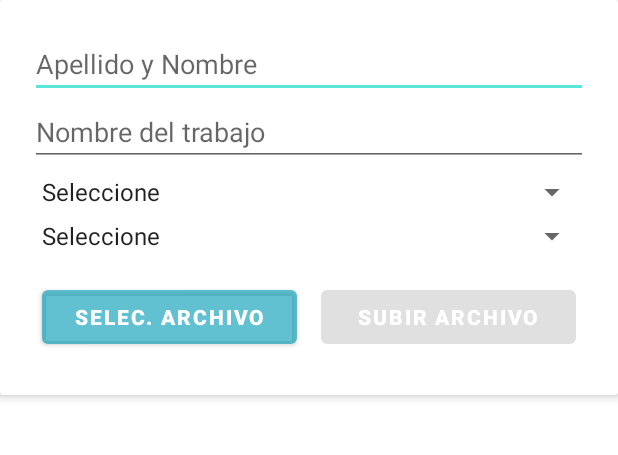
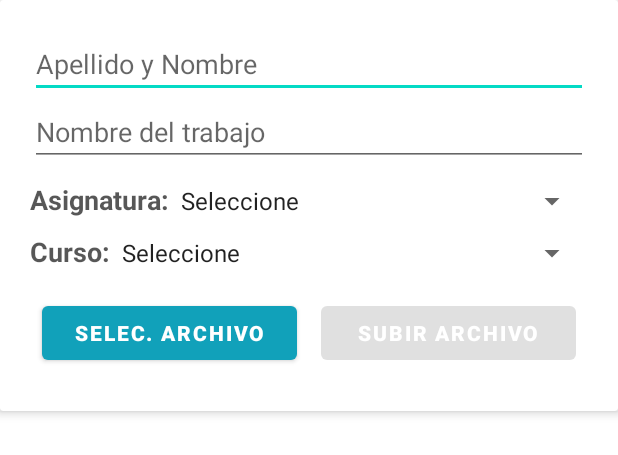
Before and after one commit to exechoko/appTarso, an Android app: the layout agregar_trabajo.xml on its own in the app's theme, with its tools: preview values and no code run, on a phone screen of 412 x 824 dp. Shown: the top 455 px of the screen. Run offline under Robolectric (Android 15) with nearby library versions, the phone set to English and light mode, and no system bars.

Commit message:
modificado el custom dialog para agregar un trabajo

```diff
--- a/app/src/main/java/com/example/tarso/MenuEstudiantesActivity.java
+++ b/app/src/main/java/com/example/tarso/MenuEstudiantesActivity.java
@@ -311,7 +311,7 @@ public class MenuEstudiantesActivity extends AppCompatActivity {
         progressDialog.setTitle("Subir archivo");
         progressDialog.show();
 
-        StorageReference reference = storageReference.child("materia/" + System.currentTimeMillis() + ".pdf");
+        StorageReference reference = storageReference.child(mat +"/" + edtNombreTrabajo.getText().toString() + ".pdf");
 
         reference.putFile(data)
                 .addOnSuccessListener(new OnSuccessListener<UploadTask.TaskSnapshot>() {
@@ -327,8 +327,6 @@ public class MenuEstudiantesActivity extends AppCompatActivity {
                         String thisDate = currentDate.format(todayDate);
 
                         document = new Documentos(edtNombreTrabajo.getText().toString(), cur, mat, thisDate, edtNombreCreador.getText().toString(), uri.toString(), id);
-
-
 
                         Toast.makeText(MenuEstudiantesActivity.this, "Archivo subido correctamente", Toast.LENGTH_SHORT).show();
                         progressDialog.dismiss();
--- a/app/src/main/res/layout/activity_menu_estudiantes.xml
+++ b/app/src/main/res/layout/activity_menu_estudiantes.xml
@@ -10,7 +10,8 @@
     <androidx.constraintlayout.widget.ConstraintLayout
         android:layout_width="match_parent"
         android:layout_height="wrap_content"
-        tools:context=".MenuEstudiantesActivity">
+        tools:context=".MenuEstudiantesActivity"
+        android:layout_margin="10dp">
 
         <TextView
             android:id="@+id/nombrePersona"
@@ -103,6 +104,7 @@
             android:layout_height="44dp"
             android:layout_marginTop="10dp"
             android:text="BUSCAR TRABAJOS"
+            android:textAlignment="center"
             app:layout_constraintEnd_toEndOf="parent"
             app:layout_constraintHorizontal_bias="0.5"
             app:layout_constraintStart_toStartOf="parent"
@@ -130,6 +132,7 @@
             android:layout_height="44dp"
             android:backgroundTint="#A898B302"
             android:text="Mis trabajos"
+            android:textAlignment="center"
             app:layout_constraintEnd_toStartOf="@id/btnSubirMisTrabajos"
             app:layout_constraintStart_toStartOf="parent"
             app:layout_constraintTop_toBottomOf="@id/txtMisTrabajos" />
@@ -141,6 +144,7 @@
             android:layout_marginStart="5dp"
             android:backgroundTint="#A8C50000"
             android:text="SUBIR TRABAJO"
+            android:textAlignment="center"
             app:layout_constraintEnd_toEndOf="parent"
             app:layout_constraintStart_toEndOf="@+id/btnVerMisTrabajos"
             app:layout_constraintTop_toBottomOf="@id/txtMisTrabajos" />
--- a/app/src/main/res/layout/agregar_trabajo.xml
+++ b/app/src/main/res/layout/agregar_trabajo.xml
@@ -30,19 +30,49 @@
             android:textSize="18sp"
             android:inputType="textMultiLine"/>
 
+        <LinearLayout
+            android:layout_width="match_parent"
+            android:layout_height="wrap_content"
+            android:layout_marginTop="10dp"
+            android:orientation="horizontal">
+        <TextView
+            android:id="@+id/txtView"
+            android:layout_width="wrap_content"
+            android:layout_height="wrap_content"
+            android:text="Asignatura:"
+            android:textColor="@color/black"
+            android:textSize="18sp"
+            android:textStyle="bold"/>
         <Spinner
             android:id="@+id/spinMateria"
             android:layout_width="match_parent"
             android:layout_height="wrap_content"
-            android:layout_marginTop="5dp"
             android:entries="@array/Asignaturas"/>
 
-        <Spinner
-            android:id="@+id/spinCurso"
+        </LinearLayout>
+
+        <LinearLayout
             android:layout_width="match_parent"
             android:layout_height="wrap_content"
-            android:layout_marginTop="5dp"
-            android:entries="@array/Cursos"/>
+            android:orientation="horizontal"
+            android:layout_marginTop="10dp">
+
+            <TextView
+                android:id="@+id/txtView1"
+                android:layout_width="wrap_content"
+                android:layout_height="wrap_content"
+                android:text="Curso:"
+                android:textColor="@color/black"
+                android:textSize="18sp"
+                android:textStyle="bold"/>
+
+            <Spinner
+                android:id="@+id/spinCurso"
+                android:layout_width="match_parent"
+                android:layout_height="wrap_content"
+                android:entries="@array/Cursos"/>
+
+        </LinearLayout>
 
         <LinearLayout
             android:weightSum="2"
@@ -60,6 +90,7 @@
                 android:layout_marginRight="8dp"
                 android:layout_alignParentBottom="true"
                 android:text="SELEC. ARCHIVO"
+                android:textAlignment="center"
                 android:textColor="@android:color/white"
                 android:textStyle="bold"
                 android:layout_margin="8dp"
@@ -75,6 +106,7 @@
                 android:layout_alignParentBottom="true"
                 android:enabled="false"
                 android:text="SUBIR ARCHIVO"
+                android:textAlignment="center"
                 android:textColor="@android:color/white"
                 android:textStyle="bold"
                 android:layout_margin="8dp"
--- a/app/src/main/res/values-night/themes.xml
+++ b/app/src/main/res/values-night/themes.xml
@@ -2,13 +2,13 @@
     <!-- Base application theme. -->
     <style name="Theme.Tarso" parent="Theme.MaterialComponents.DayNight.DarkActionBar">
         <!-- Primary brand color. -->
-        <item name="colorPrimary">@color/purple_200</item>
-        <item name="colorPrimaryVariant">@color/purple_700</item>
-        <item name="colorOnPrimary">@color/black</item>
+        <item name="colorPrimary">#868CFC</item>
+        <item name="colorPrimaryVariant">#0080B3</item>
+        <item name="colorOnPrimary">#000000</item>
         <!-- Secondary brand color. -->
-        <item name="colorSecondary">@color/teal_200</item>
-        <item name="colorSecondaryVariant">@color/teal_200</item>
-        <item name="colorOnSecondary">@color/black</item>
+        <item name="colorSecondary">#03DAC5</item>
+        <item name="colorSecondaryVariant">#03DAC5</item>
+        <item name="colorOnSecondary">#000000</item>
         <!-- Status bar color. -->
         <item name="android:statusBarColor" tools:targetApi="l">?attr/colorPrimaryVariant</item>
         <!-- Customize your theme here. -->
--- a/app/src/main/res/values/colors.xml
+++ b/app/src/main/res/values/colors.xml
@@ -1,11 +1,11 @@
 <?xml version="1.0" encoding="utf-8"?>
 <resources>
-    <color name="purple_200">#A8868CFC</color>
-    <color name="purple_500">#A811A1BA</color>
-    <color name="purple_700">#A80080B3</color>
-    <color name="teal_200">#A803DAC5</color>
-    <color name="teal_700">#A8018786</color>
+    <color name="purple_200">#868CFC</color>
+    <color name="purple_500">#11A1BA</color>
+    <color name="purple_700">#0080B3</color>
+    <color name="teal_200">#03DAC5</color>
+    <color name="teal_700">#018786</color>
     <color name="black">#A8000000</color>
     <color name="white">#FFFFFFFF</color>
-    <color name="orange">#A8A84500</color>
+    <color name="orange">#A84500</color>
 </resources>
--- a/app/src/main/res/values/themes.xml
+++ b/app/src/main/res/values/themes.xml
@@ -2,13 +2,13 @@
     <!-- Base application theme. -->
     <style name="Theme.Tarso" parent="Theme.MaterialComponents.DayNight.DarkActionBar">
         <!-- Primary brand color. -->
-        <item name="colorPrimary">@color/purple_500</item>
-        <item name="colorPrimaryVariant">@color/purple_700</item>
+        <item name="colorPrimary">#11A1BA</item>
+        <item name="colorPrimaryVariant">#0080B3</item>
         <item name="colorOnPrimary">@color/white</item>
         <!-- Secondary brand color. -->
-        <item name="colorSecondary">@color/teal_200</item>
-        <item name="colorSecondaryVariant">@color/teal_700</item>
-        <item name="colorOnSecondary">@color/black</item>
+        <item name="colorSecondary">#03DAC5</item>
+        <item name="colorSecondaryVariant">#018786</item>
+        <item name="colorOnSecondary">#000000</item>
         <!-- Status bar color. -->
         <item name="android:statusBarColor" tools:targetApi="l">?attr/colorPrimaryVariant</item>
         <!-- Customize your theme here. -->
```
